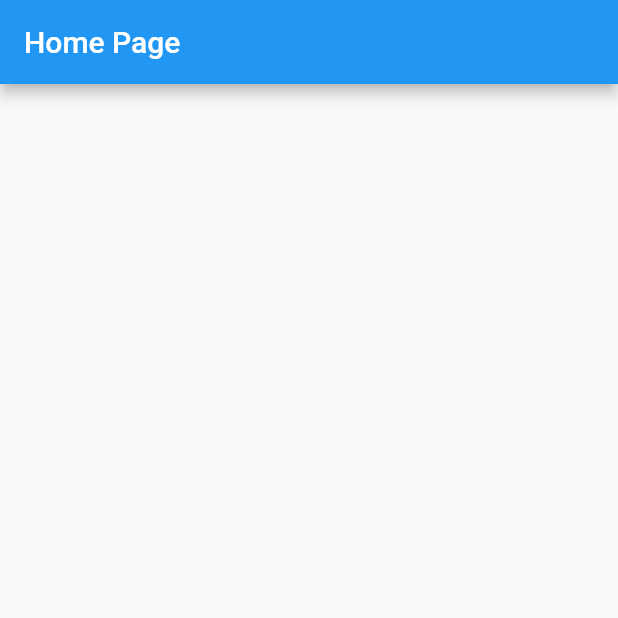
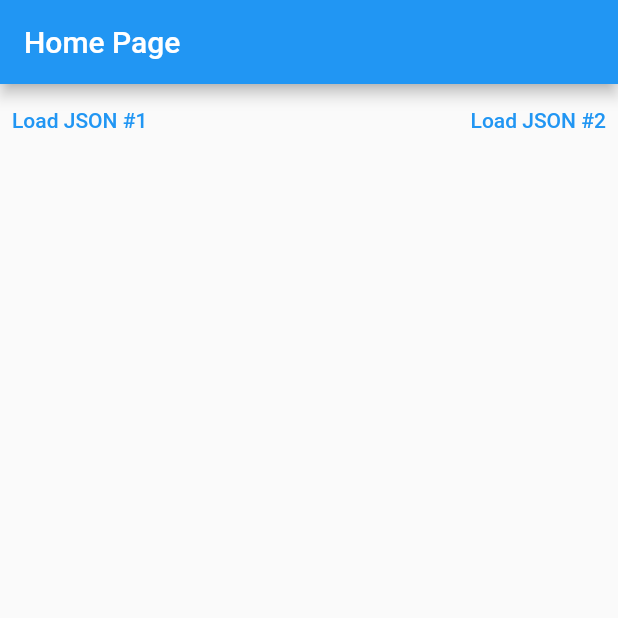
Before and after one commit to silas-almeida/NotesAppWithBloc, a Flutter app: the screen it shows after launch, on a phone screen of 412 x 824 dp, the top half of it. Run offline on Flutter 3.47's test engine with Material 2 defaults, Android fonts, the phone set to English and light mode, and no system bars; our stand-ins replace bloc, flutter_bloc.

Commit message:
Finish first example

```diff
--- a/lib/main.dart
+++ b/lib/main.dart
@@ -1,5 +1,4 @@
 import 'dart:convert';
-import 'dart:html';
 import 'dart:io';
 
 import 'package:flutter/material.dart';
@@ -30,9 +29,9 @@ extension UrlString on PersonUrl {
   String get urlString {
     switch (this) {
       case PersonUrl.persons1:
-        return "http://127.0.0.1:5500/api/persons1.json";
+        return "https://10.0.2.2:8000/api/persons1.json";
       case PersonUrl.persons2:
-        return "http://127.0.0.1:5500/api/persons2.json";
+        return "https://10.0.2.2:8000/api/persons2.json";
     }
   }
 }
@@ -48,7 +47,10 @@ class MyApp extends StatelessWidget {
         theme: ThemeData(
           primarySwatch: Colors.blue,
         ),
-        home: const HomePage());
+        home: BlocProvider(
+          create: (_) => PersonsBloc(),
+          child: const HomePage(),
+        ));
   }
 }
 
@@ -112,6 +114,10 @@ class PersonsBloc extends Bloc<LoadAction, FetchResult?> {
   }
 }
 
+extension Subscript<T> on Iterable<T> {
+  T? operator [](int index) => length > index ? elementAt(index) : null;
+}
+
 class HomePage extends StatelessWidget {
   const HomePage({
     Key? key,
@@ -123,6 +129,49 @@ class HomePage extends StatelessWidget {
       appBar: AppBar(
         title: const Text('Home Page'),
       ),
+      body: Column(
+        children: [
+          Row(
+            mainAxisAlignment: MainAxisAlignment.spaceBetween,
+            children: [
+              TextButton(
+                onPressed: () {
+                  context
+                      .read<PersonsBloc>()
+                      .add(const LoadPersonsAction(url: PersonUrl.persons1));
+                },
+                child: const Text("Load JSON #1"),
+              ),
+              TextButton(
+                onPressed: () {
+                  context
+                      .read<PersonsBloc>()
+                      .add(const LoadPersonsAction(url: PersonUrl.persons2));
+                },
+                child: const Text("Load JSON #2"),
+              ),
+            ],
+          ),
+          BlocBuilder<PersonsBloc, FetchResult?>(
+              buildWhen: (previousResult, currentResult) {
+            return previousResult?.persons != previousResult?.persons;
+          }, builder: ((context, fetchResult) {
+            final persons = fetchResult?.persons;
+            if (persons == null) {
+              return const SizedBox();
+            }
+            return Expanded(
+              child: ListView.builder(
+                itemCount: persons.length,
+                itemBuilder: ((context, index) {
+                  final person = persons[index]!;
+                  return ListTile(title: Text(person.name),);
+                }),
+              ),
+            );
+          })),
+        ],
+      ),
     );
   }
 }
```
